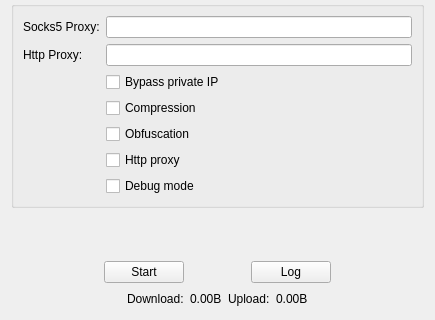
This is opensocks.ui in itviewer/opensocks-ui as Qt 5 draws it before an edit; both pictures show x 0 to 435 and y 147 to 467 of the 435 by 467 pixel window. The edited form follows.
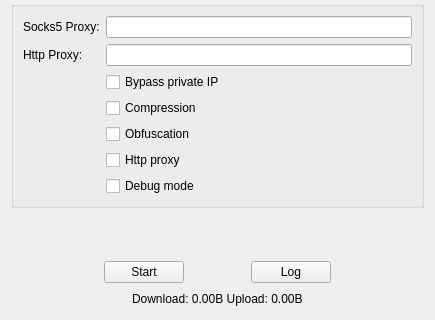
This is the edited form.

What changed in the file:
```diff
--- a/opensocks.ui
+++ b/opensocks.ui
@@ -270,28 +270,10 @@
        <item>
         <widget class="QLabel" name="label_6">
          <property name="text">
-          <string>Download:</string>
+          <string>Download: 0.00B Upload: 0.00B</string>
          </property>
-        </widget>
-       </item>
-       <item>
-        <widget class="QLabel" name="labelDownload">
-         <property name="text">
-          <string>0.00B</string>
-         </property>
-        </widget>
-       </item>
-       <item>
-        <widget class="QLabel" name="label_7">
-         <property name="text">
-          <string>Upload:</string>
-         </property>
-        </widget>
-       </item>
-       <item>
-        <widget class="QLabel" name="labelUpload">
-         <property name="text">
-          <string>0.00B</string>
+         <property name="textInteractionFlags">
+          <set>Qt::LinksAccessibleByMouse|Qt::TextSelectableByMouse</set>
          </property>
         </widget>
        </item>
```
Left out of the diff: 4 changed lines with no effect on the pictures.
